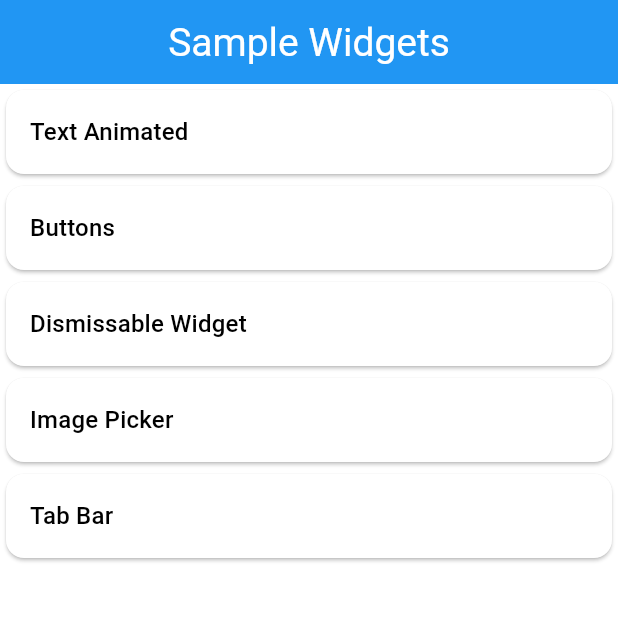
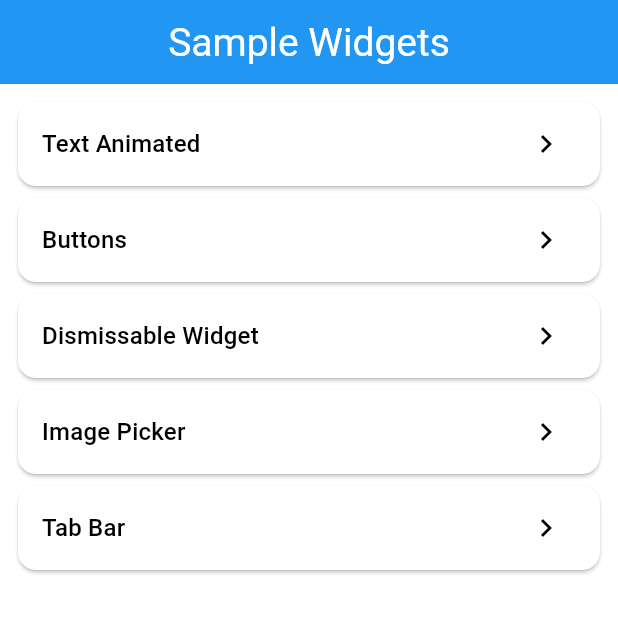
Before and after one commit to Akash006/flutter_portfolio, a Flutter app: the screen it shows after launch, on a phone screen of 412 x 824 dp, the top half of it. Run offline on Flutter 3.47's test engine with Material 3 defaults, Android fonts, the phone set to English and light mode, and no system bars; our stand-ins replace animated_text_kit, go_router, image_picker; Roboto replaces fonts that are missing (Raleway).

Commit message:
Fix home widget formating

```diff
--- a/lib/widgets/home.dart
+++ b/lib/widgets/home.dart
@@ -17,6 +17,7 @@ class HomeWidget extends StatelessWidget {
       body: Container(
         child: ListView.builder(
             itemCount: routeData["widget"].length,
+            padding: EdgeInsets.all(8),
             itemBuilder: (ctx, index) {
               return Card(
                 child: ListTile(
@@ -24,6 +25,7 @@ class HomeWidget extends StatelessWidget {
                     routeData["widget"][index],
                     style: Theme.of(context).textTheme.titleMedium,
                   ),
+                  trailing: Icon(Icons.keyboard_arrow_right),
                   onTap: () {
                     context.push('/${routeData["widgetRouteName"][index]}');
                   },
```
